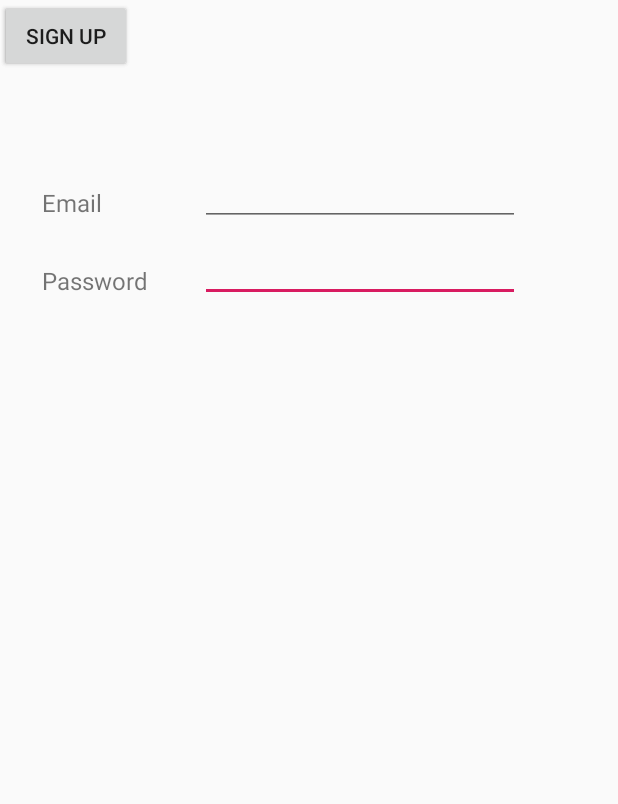
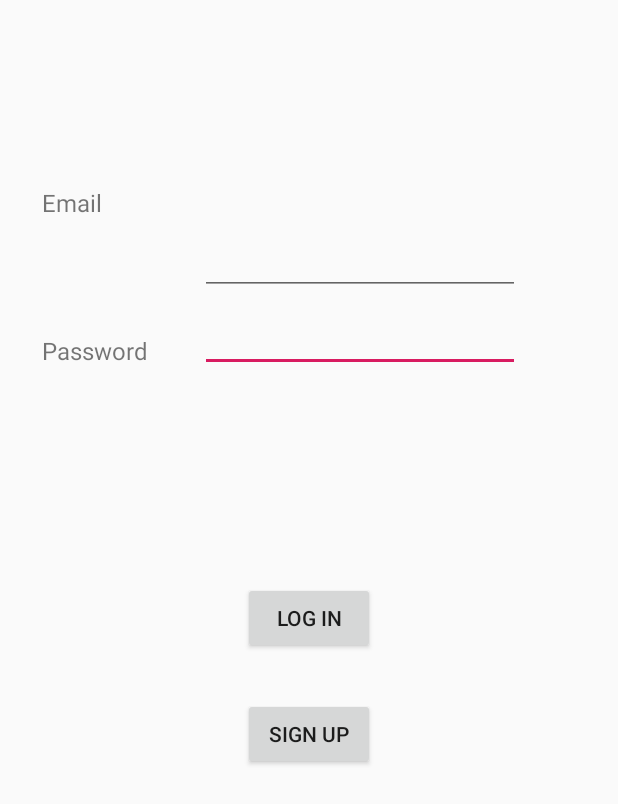
Before and after one commit to adstew/DinnerScout, an Android app: the layout fragment_login.xml on its own in the app's theme, with its tools: preview values and no code run, on a phone screen of 412 x 824 dp. Shown: the top 804 px of the screen. Run offline under Robolectric (Android 15) with nearby library versions, the phone set to English and light mode, and no system bars.

Commit message:
initial import (DinnerScout?)
converted login fragment to kotlin without errors. (yet to test on emulator).

- created login fragment layout UI (barebones)

```diff
--- a/app/src/main/res/layout/fragment_login.xml
+++ b/app/src/main/res/layout/fragment_login.xml
@@ -7,58 +7,60 @@
 
     <TextView
             android:id="@+id/email"
-            android:layout_width="91dp"
-            android:layout_height="26dp"
+            android:layout_width="0dp"
+            android:layout_height="0dp"
             android:layout_marginStart="28dp"
             android:layout_marginLeft="28dp"
-            android:layout_marginTop="176dp"
-            android:layout_marginEnd="45dp"
-            android:layout_marginRight="45dp"
+            android:layout_marginEnd="14dp"
+            android:layout_marginRight="14dp"
+            android:layout_marginBottom="529dp"
             android:text="Password"
             android:textSize="16sp"
-            app:layout_constraintEnd_toStartOf="@+id/editText"
+            app:layout_constraintBottom_toBottomOf="parent"
+            app:layout_constraintEnd_toStartOf="@+id/editTextPassword"
             app:layout_constraintStart_toStartOf="parent"
-            app:layout_constraintTop_toTopOf="parent" />
+            app:layout_constraintTop_toBottomOf="@+id/emailTextView" />
 
     <EditText
             android:id="@+id/editTextPassword"
             android:layout_width="wrap_content"
             android:layout_height="wrap_content"
-            android:layout_marginTop="156dp"
-            android:layout_marginEnd="16dp"
-            android:layout_marginRight="16dp"
+            android:layout_marginTop="6dp"
+            android:layout_marginEnd="65dp"
+            android:layout_marginRight="65dp"
             android:ems="10"
             android:inputType="textPassword"
             app:layout_constraintEnd_toEndOf="parent"
-            app:layout_constraintHorizontal_bias="0.505"
-            app:layout_constraintStart_toEndOf="@+id/emailTextView"
-            app:layout_constraintTop_toTopOf="parent" />
+            app:layout_constraintStart_toEndOf="@+id/email"
+            app:layout_constraintTop_toBottomOf="@+id/editTextEmail" />
 
     <EditText
             android:id="@+id/editTextEmail"
             android:layout_width="wrap_content"
             android:layout_height="wrap_content"
-            android:layout_marginTop="105dp"
-            android:layout_marginEnd="16dp"
-            android:layout_marginRight="16dp"
+            android:layout_marginEnd="65dp"
+            android:layout_marginRight="65dp"
+            android:layout_marginBottom="26dp"
             android:ems="10"
             android:inputType="textEmailAddress"
+            app:layout_constraintBottom_toTopOf="@+id/email"
             app:layout_constraintEnd_toEndOf="parent"
-            app:layout_constraintStart_toEndOf="@+id/emailTextView"
-            app:layout_constraintTop_toTopOf="parent" />
+            app:layout_constraintStart_toEndOf="@+id/emailTextView" />
 
     <TextView
             android:id="@+id/emailTextView"
-            android:layout_width="55dp"
-            android:layout_height="26dp"
+            android:layout_width="0dp"
+            android:layout_height="0dp"
             android:layout_marginStart="28dp"
             android:layout_marginLeft="28dp"
             android:layout_marginTop="124dp"
-            android:layout_marginEnd="45dp"
-            android:layout_marginRight="45dp"
+            android:layout_marginEnd="50dp"
+            android:layout_marginRight="50dp"
+            android:layout_marginBottom="26dp"
             android:text="Email"
             android:textSize="16sp"
-            app:layout_constraintEnd_toStartOf="@+id/editText"
+            app:layout_constraintBottom_toTopOf="@+id/email"
+            app:layout_constraintEnd_toStartOf="@+id/editTextEmail"
             app:layout_constraintStart_toStartOf="parent"
             app:layout_constraintTop_toTopOf="parent" />
 
@@ -67,14 +69,17 @@
             android:layout_width="wrap_content"
             android:layout_height="wrap_content"
             android:text="Log in"
-            tools:layout_editor_absoluteX="162dp"
-            tools:layout_editor_absoluteY="342dp" />
+            app:layout_constraintBottom_toBottomOf="parent"
+            app:layout_constraintEnd_toEndOf="parent"
+            app:layout_constraintStart_toStartOf="parent"
+            app:layout_constraintTop_toTopOf="parent" />
 
     <Button
             android:id="@+id/signUpButton"
             android:layout_width="wrap_content"
             android:layout_height="wrap_content"
+            android:layout_marginTop="29dp"
             android:text="Sign Up"
-            tools:layout_editor_absoluteX="162dp"
-            tools:layout_editor_absoluteY="419dp" />
+            app:layout_constraintStart_toStartOf="@+id/loginButton"
+            app:layout_constraintTop_toBottomOf="@+id/loginButton" />
 </android.support.constraint.ConstraintLayout>
```
